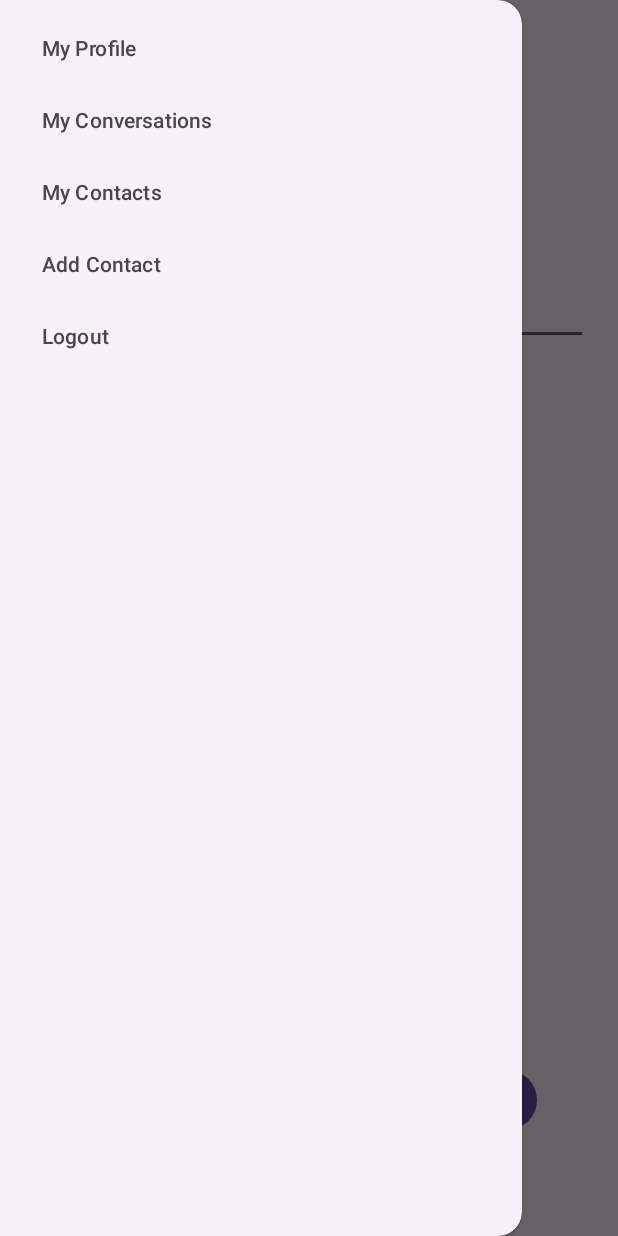
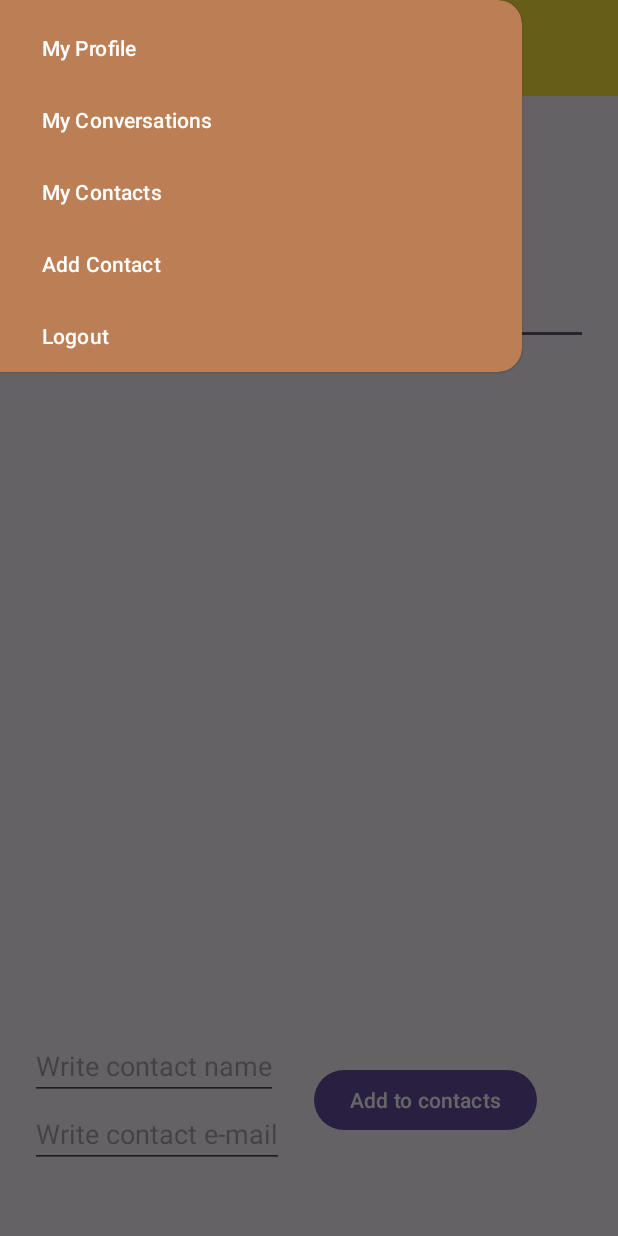
Before and after one commit to LeoAhrau/CurlyBananasMessenger, an Android app: the ContactActivity screen opened directly, with no data from a screen before it, in the side drawer, after a tap on "My Conversations", on a phone screen of 412 x 824 dp. Run offline under Robolectric (Android 15) with nearby library versions, the phone set to English and light mode, and no system bars; our stand-ins replace Firebase (no records; nobody signed in at launch, a user with empty details on screens opened directly).

Commit message:
Changing some attributes.

```diff
--- a/app/src/main/java/com/example/curlybananasmessenger/BaseActivity.kt
+++ b/app/src/main/java/com/example/curlybananasmessenger/BaseActivity.kt
@@ -1,5 +1,6 @@
 package com.example.curlybananasmessenger
 
+import android.annotation.SuppressLint
 import android.content.Intent
 import androidx.appcompat.app.AppCompatActivity
 import android.os.Bundle
@@ -15,54 +16,67 @@ import androidx.viewbinding.ViewBinding
 import com.example.curlybananasmessenger.databinding.ActivityBaseBinding
 import com.example.curlybananasmessenger.databinding.ActivityContactBinding
 import com.google.android.material.navigation.NavigationView
+import com.google.firebase.auth.FirebaseAuth
 
 open class BaseActivity : AppCompatActivity() {
 
-    open lateinit var drawerLayout: DrawerLayout
-    open lateinit var  actionBarDrawerToggle: ActionBarDrawerToggle
+    private lateinit var drawerLayout: DrawerLayout
+    private lateinit var drawerToggle: ActionBarDrawerToggle
 
+    @SuppressLint("InflateParams")
     override fun setContentView(view: View?) {
 
         drawerLayout = layoutInflater.inflate(R.layout.activity_base, null) as DrawerLayout
-         val container = drawerLayout.findViewById<FrameLayout>(R.id.frame_container) // OBS! Container
+        val container =
+            drawerLayout.findViewById<FrameLayout>(R.id.frame_container) // OBS! Container
         container.addView(view)
         super.setContentView(drawerLayout)
 
         val toolbar = drawerLayout.findViewById<Toolbar>(R.id.toolbar)
         setSupportActionBar(toolbar)
-         val navigationView = drawerLayout.findViewById<NavigationView>(R.id.nav_view)
+        val navigationView = drawerLayout.findViewById<NavigationView>(R.id.nv_navigation)
         navigationView.setNavigationItemSelectedListener {
             onOptionsItemSelected(it)
         }
 
-         val toggle = ActionBarDrawerToggle(this,drawerLayout,R.string.navigation_drawer_open,R.string.navigation_drawer_close)
-         drawerLayout.addDrawerListener(toggle)
-         toggle.syncState()
+        drawerToggle = ActionBarDrawerToggle(
+            this,
+            drawerLayout,
+            R.string.navigation_drawer_open,
+            R.string.navigation_drawer_close
+        )
+        drawerLayout.addDrawerListener(drawerToggle)
+        drawerToggle.syncState()
+        supportActionBar?.setDisplayHomeAsUpEnabled(true)
 
+        navigationView.setNavigationItemSelectedListener { item ->
+            when (item.itemId) {
+                R.id.item_contacts -> {
+                    finish()
+                    startActivity(Intent(this, ContactActivity::class.java))
+                    true
+                }
 
+                R.id.item_add_contact -> {
+                    finish()
+                    startActivity(Intent(this, ContactActivity::class.java))
+                    true
+                }
 
-
+                R.id.item_logout -> {
+                    FirebaseAuth.getInstance().signOut()
+                    true
                 }
-//    override fun onCreate(savedInstanceState: Bundle?) {
-//        super.onCreate(savedInstanceState)
-//        setContentView(R.layout.activity_base)
-//        // init drawer layout
-//        drawerLayout = findViewById(R.id.drawer_layout)
-//        // init action bar drawer toggle
-//        actionBarDrawerToggle = ActionBarDrawerToggle(this,drawerLayout,R.string.navigation_drawer_open,R.string.navigation_drawer_close)
-//        // add a drawer listener into  drawer layout
-//        drawerLayout.addDrawerListener(actionBarDrawerToggle)
-//        actionBarDrawerToggle.syncState()
-//
-//        // show menu icon and back icon while drawer open
-//        supportActionBar?.setDisplayHomeAsUpEnabled(true)
-//    }
+                else -> false
+            }
+        }
+    }
 
     override fun onOptionsItemSelected(item: MenuItem): Boolean {
         // check conndition for drawer item with menu item
-        return if (actionBarDrawerToggle.onOptionsItemSelected(item)){
+        return if (drawerToggle.onOptionsItemSelected(item)) {
             true
-        }else{
+        } else {
             super.onOptionsItemSelected(item)
         }
 
--- a/app/src/main/java/com/example/curlybananasmessenger/ChatActivity.kt
+++ b/app/src/main/java/com/example/curlybananasmessenger/ChatActivity.kt
@@ -9,7 +9,7 @@ import androidx.lifecycle.ViewModelProvider
 
 
 
-class ChatActivity : AppCompatActivity() {
+class ChatActivity : BaseActivity() {
     private lateinit var messageViewModel: MessageViewModel
 
     override fun onCreate(savedInstanceState: Bundle?) {
--- a/app/src/main/res/layout/activity_base.xml
+++ b/app/src/main/res/layout/activity_base.xml
@@ -8,17 +8,20 @@
     android:fitsSystemWindows="true"
     tools:openDrawer="start">
 
-    <include layout="@layout/app_bar"
+    <include
+        layout="@layout/app_bar"
         android:layout_width="match_parent"
-        android:layout_height="match_parent"/>
+        android:layout_height="match_parent" />
 
     <!-- Navigation Drawer -->
     <com.google.android.material.navigation.NavigationView
-        android:id="@+id/nav_view"
-        android:layout_width="match_parent"
-        android:layout_height="match_parent"
+        android:id="@+id/nv_navigation"
+        android:layout_width="wrap_content"
+        android:layout_height="wrap_content"
         android:layout_gravity="start"
         android:fitsSystemWindows="true"
-        app:menu="@menu/drawer_menu" />
+        app:menu="@menu/drawer_menu"
+        android:background="@color/light_brown"
+        app:itemTextColor="@color/white"/>
 
 </androidx.drawerlayout.widget.DrawerLayout>
--- a/app/src/main/res/layout/app_bar.xml
+++ b/app/src/main/res/layout/app_bar.xml
@@ -1,19 +1,21 @@
 <?xml version="1.0" encoding="utf-8"?>
 <androidx.constraintlayout.widget.ConstraintLayout xmlns:android="http://schemas.android.com/apk/res/android"
+    xmlns:app="http://schemas.android.com/apk/res-auto"
     android:layout_width="match_parent"
-    android:layout_height="match_parent"
-    xmlns:app="http://schemas.android.com/apk/res-auto">
+    android:layout_height="match_parent">
 
     <com.google.android.material.appbar.AppBarLayout
+        android:id="@+id/app_bar_layout"
         android:layout_width="match_parent"
         android:layout_height="wrap_content"
-    app:layout_constraintTop_toTopOf="parent"
-    android:id="@+id/app_bar_layout">
+        app:layout_constraintTop_toTopOf="parent">
 
         <androidx.appcompat.widget.Toolbar
             android:id="@+id/toolbar"
             android:layout_width="match_parent"
-        android:layout_height="?attr/actionBarSize"/>
+            android:layout_height="?attr/actionBarSize"
+            android:background="@color/yellow"
+            app:titleTextColor="@color/light_brown" />
 
     </com.google.android.material.appbar.AppBarLayout>
 
@@ -21,8 +23,8 @@
         android:id="@+id/frame_container"
         android:layout_width="match_parent"
         android:layout_height="0dp"
-        app:layout_constraintTop_toBottomOf="@id/app_bar_layout"
-        app:layout_constraintBottom_toBottomOf="parent"/>
+        app:layout_constraintBottom_toBottomOf="parent"
+        app:layout_constraintTop_toBottomOf="@id/app_bar_layout" />
 
 
 </androidx.constraintlayout.widget.ConstraintLayout>
--- a/app/src/main/res/menu/drawer_menu.xml
+++ b/app/src/main/res/menu/drawer_menu.xml
@@ -3,17 +3,17 @@
     xmlns:app="http://schemas.android.com/apk/res-auto">
     <item
         android:id="@+id/item_profile"
-        android:title="My Profile" />
+        android:title="@string/item_my_profile" />
     <item
         android:id="@+id/item_conversations"
-        android:title="My Conversations" />
+        android:title="@string/item_my_conversations" />
     <item
         android:id="@+id/item_contacts"
-        android:title="My Contacts" />
+        android:title="@string/item_my_contacts" />
     <item
         android:id="@+id/item_add_contact"
-        android:title="Add Contact" />
+        android:title="@string/item_add_contact" />
     <item
         android:id="@+id/item_logout"
-        android:title="Logout" />
+        android:title="@string/item_logout" />
 </menu>
--- a/app/src/main/res/values/strings.xml
+++ b/app/src/main/res/values/strings.xml
@@ -11,4 +11,9 @@
     <string name="et_contact_name">Write contact name</string>
     <string name="navigation_drawer_close">Close</string>
     <string name="navigation_drawer_open">Open</string>
+    <string name="item_my_profile">My Profile</string>
+    <string name="item_my_conversations">My Conversations</string>
+    <string name="item_my_contacts">My Contacts</string>
+    <string name="item_add_contact">Add Contact</string>
+    <string name="item_logout">Logout</string>
 </resources>
```
Lines whose indentation alone changed are shown as unchanged.
